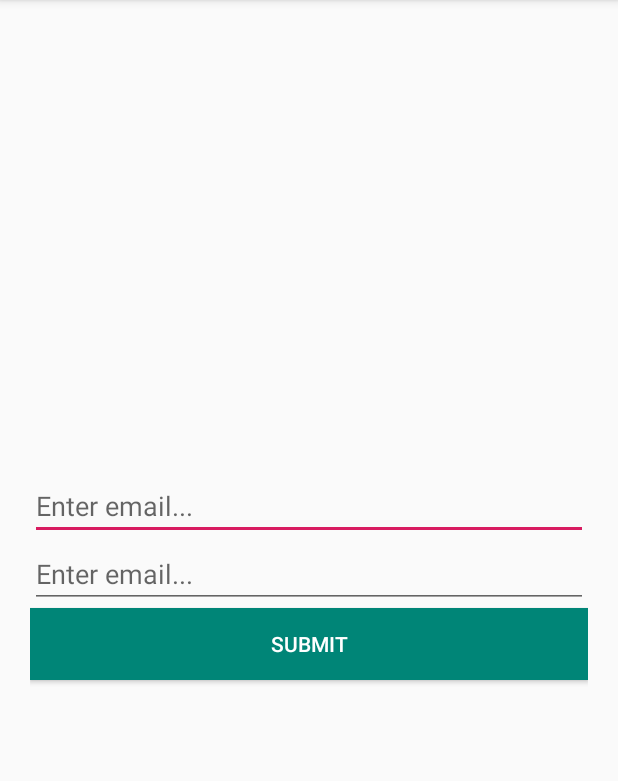
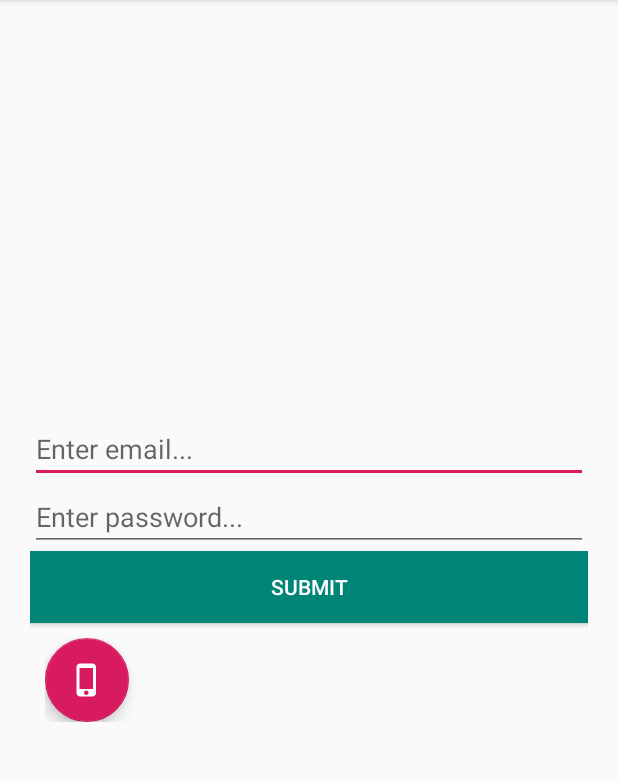
Before and after one commit to khaliqdadmohmand/firebase_auth_android, an Android app: the Login screen opened directly, with no data from a screen before it, on a phone screen of 412 x 824 dp, the part 84-865 px from its top. Run offline under Robolectric (Android 15) with nearby library versions, the phone set to English and light mode, and no system bars; our stand-ins replace Firebase (no records; nobody signed in at launch, a user with empty details on screens opened directly).

Commit message:
phone auth

```diff
--- a/app/build.gradle
+++ b/app/build.gradle
@@ -18,7 +18,7 @@ android {
         }
     }
 
-    compileOptions{
+    compileOptions {
         sourceCompatibility JavaVersion.VERSION_1_8
         targetCompatibility JavaVersion.VERSION_1_8
     }
@@ -40,6 +40,7 @@ dependencies {
     // Declare the dependency for the Firebase Authentication library
     // When using the BoM, you don't specify versions in Firebase library dependencies
     implementation 'com.google.firebase:firebase-auth'
+    implementation 'com.google.android.material:material:1.4.0-beta01'
 }
 
 apply plugin: 'com.google.gms.google-services'
--- a/app/src/main/AndroidManifest.xml
+++ b/app/src/main/AndroidManifest.xml
@@ -2,8 +2,7 @@
 <manifest xmlns:android="http://schemas.android.com/apk/res/android"
     package="com.androidapp.kdtechs">
 
-    <uses-permission android:name="android.permission.INTERNET"/>
-
+    <uses-permission android:name="android.permission.INTERNET" />
 
     <application
         android:allowBackup="true"
@@ -12,7 +11,8 @@
         android:roundIcon="@mipmap/ic_launcher_round"
         android:supportsRtl="true"
         android:theme="@style/AppTheme">
-        <activity android:name=".Home"></activity>
+        <activity android:name=".PhoneAuthentication"></activity>
+        <activity android:name=".Home" />
         <activity android:name=".Signup" />
         <activity android:name=".Login" />
         <activity android:name=".MainActivity">
--- a/app/src/main/java/com/androidapp/kdtechs/Login.java
+++ b/app/src/main/java/com/androidapp/kdtechs/Login.java
@@ -13,6 +13,7 @@ import android.widget.Toast;
 
 import com.google.android.gms.tasks.OnCompleteListener;
 import com.google.android.gms.tasks.Task;
+import com.google.android.material.floatingactionbutton.FloatingActionButton;
 import com.google.firebase.auth.AuthResult;
 import com.google.firebase.auth.FirebaseAuth;
 import com.google.firebase.auth.FirebaseUser;
@@ -22,7 +23,8 @@ public class Login extends AppCompatActivity {
     private FirebaseAuth mAuth;
     Button submit;
     EditText email, pass;
-String TAG = "KDTECHS";
+    FloatingActionButton phoneAuth;
+    String TAG = "KDTECHS";
     @Override
     protected void onCreate(Bundle savedInstanceState) {
         super.onCreate(savedInstanceState);
@@ -31,6 +33,8 @@ String TAG = "KDTECHS";
         submit = findViewById(R.id.submit);
         email = findViewById(R.id.email);
         pass = findViewById(R.id.password);
+        phoneAuth = findViewById(R.id.phone_auth);
+
 
         mAuth = FirebaseAuth.getInstance();
 
@@ -48,6 +52,16 @@ String TAG = "KDTECHS";
                 }
             }
         });
+
+        phoneAuth.setOnClickListener(new View.OnClickListener() {
+            @Override
+            public void onClick(View view) {
+                Intent in = new Intent(Login.this, PhoneAuthentication.class);
+                startActivity(in);
+            }
+        });
+
+
     }
 
     private void login(String email, String password) {
@@ -71,4 +85,7 @@ String TAG = "KDTECHS";
                 });
 
     }
+
+
+
 }
--- /dev/null
+++ b/app/src/main/res/drawable/phone.xml
@@ -0,0 +1,9 @@
+<vector xmlns:android="http://schemas.android.com/apk/res/android"
+        android:width="24dp"
+        android:height="24dp"
+        android:viewportWidth="24.0"
+        android:viewportHeight="24.0">
+    <path
+        android:fillColor="#FF000000"
+        android:pathData="M15.5,1h-8C6.12,1 5,2.12 5,3.5v17C5,21.88 6.12,23 7.5,23h8c1.38,0 2.5,-1.12 2.5,-2.5v-17C18,2.12 16.88,1 15.5,1zM11.5,22c-0.83,0 -1.5,-0.67 -1.5,-1.5s0.67,-1.5 1.5,-1.5 1.5,0.67 1.5,1.5 -0.67,1.5 -1.5,1.5zM16,18L7,18L7,4h9v14z"/>
+</vector>
--- a/app/src/main/res/layout/activity_login.xml
+++ b/app/src/main/res/layout/activity_login.xml
@@ -20,7 +20,7 @@
         android:layout_width="match_parent"
         android:layout_height="wrap_content"
         android:inputType="textPassword"
-        android:hint="Enter email..."/>
+        android:hint="Enter password..."/>
 
     <Button
         android:id="@+id/submit"
@@ -30,4 +30,20 @@
         android:background="@color/colorPrimary"
         android:textColor="#fff"/>
 
+    <LinearLayout
+        android:layout_width="match_parent"
+        android:layout_height="wrap_content"
+        android:padding="10dp"
+        android:orientation="horizontal">
+
+        <com.google.android.material.floatingactionbutton.FloatingActionButton
+            android:layout_width="wrap_content"
+            android:layout_height="wrap_content"
+            android:src="@drawable/phone"
+            android:id="@+id/phone_auth"
+            android:tint="@android:color/white"/>
+    </LinearLayout>
+
+
+
 </LinearLayout>
--- a/app/src/main/res/layout/activity_main.xml
+++ b/app/src/main/res/layout/activity_main.xml
@@ -26,4 +26,5 @@
         android:textColor="#fff"
         android:text="Sign Up!" />
 
+
 </LinearLayout>
--- a/app/src/main/res/layout/activity_signup.xml
+++ b/app/src/main/res/layout/activity_signup.xml
@@ -30,4 +30,5 @@
         android:background="@color/colorPrimary"
         android:textColor="#fff"/>
 
+
 </LinearLayout>
```
Also changed, not shown: app/src/main/java/com/androidapp/kdtechs/PhoneAuthentication.java (added, +129 -0 lines), app/src/main/res/layout/activity_phone_authentication.xml (added, +58 -0 lines).
